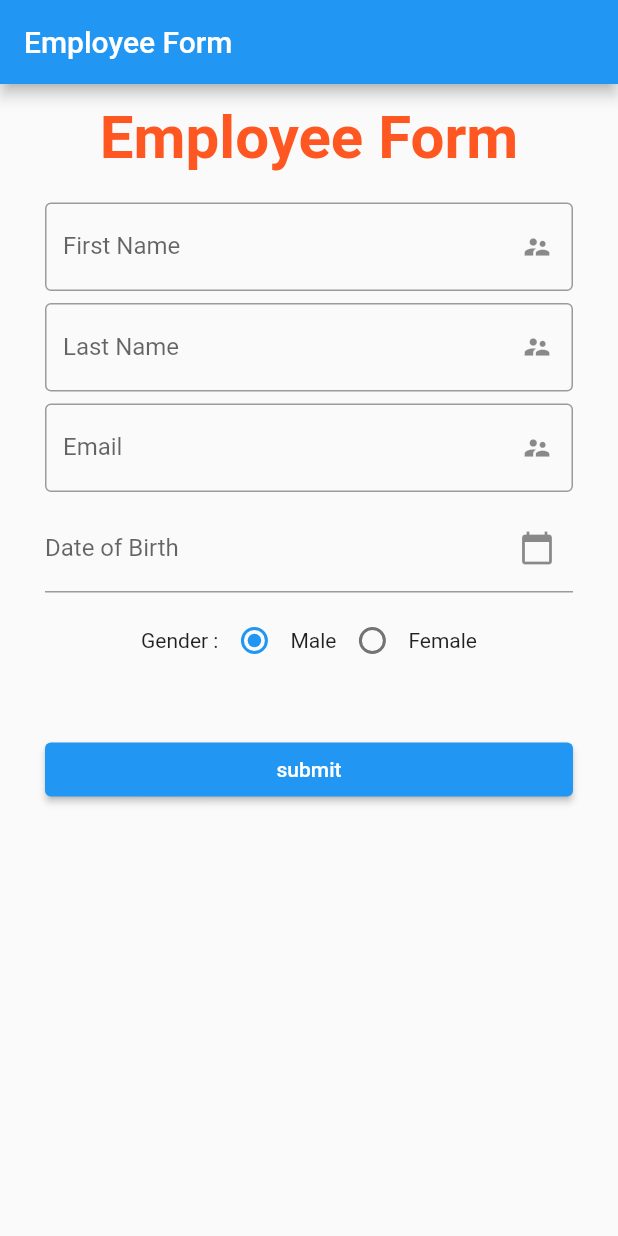
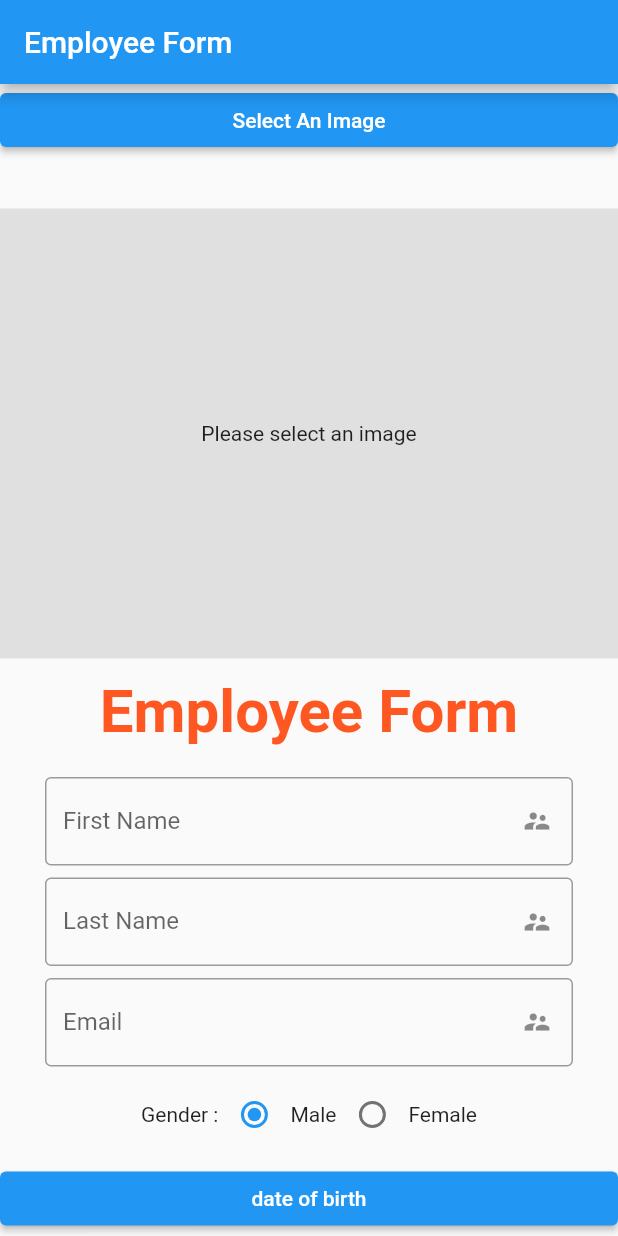
Before and after one commit to saiful-j2ee/flutter_hr, a Flutter app: the screen it shows after launch, on a phone screen of 412 x 824 dp. Run offline on Flutter 3.47's test engine with Material 2 defaults, Android fonts, the phone set to English and light mode, and no system bars; our stand-ins replace fluttertoast, image_picker; missing offline and left inert: image_picker_for_web.

```diff
--- a/lib/design/employee.dart
+++ b/lib/design/employee.dart
@@ -1,7 +1,7 @@
-
-
-import 'package:flutter/cupertino.dart';
+import 'dart:async';
+import 'dart:io';
 import 'package:flutter/material.dart';
+import 'package:image_picker/image_picker.dart';
 
 class Employee extends StatefulWidget {
   const Employee({Key? key}) : super(key: key);
@@ -11,17 +11,53 @@ class Employee extends StatefulWidget {
 }
 
 class _EmployeeState extends State<Employee> {
-  String gender="Male";
+  late File imageFile;
+  File? _image;
+
+  String gender = "Male";
+  String date = "";
+  DateTime selectedDate = DateTime.now();
+
+  final _picker = ImagePicker();
+
+  // Implementing the image picker
+  Future<void> _openImagePicker() async {
+    final XFile? pickedImage =
+        await _picker.pickImage(source: ImageSource.gallery);
+    if (pickedImage != null) {
+      setState(() {
+        _image = File(pickedImage.path);
+      });
+    }
+  }
+
   @override
   Widget build(BuildContext context) {
-
     var _dateOfBirthController;
     return Scaffold(
-      appBar: AppBar(title: Text("Employee Form",textAlign: TextAlign.center,),
+        appBar: AppBar(
+          title: Text(
+            "Employee Form",
+            textAlign: TextAlign.center,
           ),
-        body:Form(
+        ),
+        body: Form(
           child: ListView(
             children: [
+              ElevatedButton(
+                child: const Text('Select An Image'),
+                onPressed: _openImagePicker,
+              ),
+              const SizedBox(height: 35),
+              Container(
+                alignment: Alignment.center,
+                width: double.infinity,
+                height: 300,
+                color: Colors.grey[300],
+                child: _image != null
+                    ? Image.file(_image!, fit: BoxFit.cover)
+                    : const Text('Please select an image'),
+              ),
               Padding(
                 padding: const EdgeInsets.all(12.0),
                 child: Center(
@@ -29,19 +65,17 @@ class _EmployeeState extends State<Employee> {
                     "Employee Form",
                     style: TextStyle(
                         fontSize: 40,
-                      fontWeight: FontWeight.bold,color:Colors.deepOrange
+                        fontWeight: FontWeight.bold,
+                        color: Colors.deepOrange),
                   ),
                 ),
               ),
-              ),
-
               Padding(
                 padding: const EdgeInsets.only(left: 30.0, right: 30, top: 8),
                 child: TextFormField(
                   // controller: _usernameController,
                   // controller: _usernameController,
                   decoration: InputDecoration(
-
                       suffixIcon: Icon(
                         Icons.supervisor_account_sharp,
                         size: 20.0,
@@ -49,13 +83,13 @@ class _EmployeeState extends State<Employee> {
                       border: OutlineInputBorder(),
                       labelText: "First Name"),
                 ),
-              ),Padding(
+              ),
+              Padding(
                 padding: const EdgeInsets.only(left: 30.0, right: 30, top: 8),
                 child: TextFormField(
                   // controller: _usernameController,
                   // controller: _usernameController,
                   decoration: InputDecoration(
-
                       suffixIcon: Icon(
                         Icons.supervisor_account_sharp,
                         size: 20.0,
@@ -63,13 +97,13 @@ class _EmployeeState extends State<Employee> {
                       border: OutlineInputBorder(),
                       labelText: "Last Name"),
                 ),
-              ),Padding(
+              ),
+              Padding(
                 padding: const EdgeInsets.only(left: 30.0, right: 30, top: 8),
                 child: TextFormField(
                   // controller: _usernameController,
                   // controller: _usernameController,
                   decoration: InputDecoration(
-
                       suffixIcon: Icon(
                         Icons.supervisor_account_sharp,
                         size: 20.0,
@@ -79,200 +113,79 @@ class _EmployeeState extends State<Employee> {
                 ),
               ),
               Padding(
-                padding: const EdgeInsets.only(left: 30.0, right: 30, top: 8),
-                child: TextFormField(
-                  controller: _dateOfBirthController,
-                  decoration: InputDecoration(
-                      suffixIcon: IconButton(
-                        icon: Icon(Icons.calendar_today),
-                        onPressed: () => _selectDate(context),
-                      ),
-                      border: UnderlineInputBorder(),
-                      labelText: "Date of Birth"),
-                ),
-              ),
-              Padding(
-
                 padding: const EdgeInsets.all(8.0),
                 child: Row(
                   mainAxisAlignment: MainAxisAlignment.center,
                   children: [
-
-                    Text("Gender :",textAlign: TextAlign.justify,),
+                    Text(
+                      "Gender :",
+                      textAlign: TextAlign.justify,
+                    ),
                     Row(
                       children: [
-                        Radio(value: "Male", groupValue: gender, onChanged: (val){
-                          gender=val.toString();
+                        Radio(
+                            value: "Male",
+                            groupValue: gender,
+                            onChanged: (val) {
+                              gender = val.toString();
                               print(val);
-                          setState(() {
-
-                          });
+                              setState(() {});
                             }),
                         Text("Male"),
                       ],
                     ),
                     Row(
                       children: [
-                        Radio(value: "Female", groupValue: gender, onChanged: (val){
-                          gender=val.toString();
+                        Radio(
+                            value: "Female",
+                            groupValue: gender,
+                            onChanged: (val) {
+                              gender = val.toString();
                               print(val);
-                          setState(() {
-
-                          });
+                              setState(() {});
                             }),
                         Text("Female"),
                       ],
                     ),
                   ],
                 ),
-
               ),
-
-
-
-
-
-
-
-
-
-
-
-              //
-              // Padding(
-              //   padding: const EdgeInsets.only(left: 30.0, right: 30, top: 8),
-              //   child: TextFormField(
-              //    // controller: _usernameController,
-              //     // controller: _usernameController,
-              //     decoration: InputDecoration(
-              //
-              //         suffixIcon: Icon(
-              //           Icons.supervisor_account_sharp,
-              //           size: 20.0,
-              //         ),
-              //         border: OutlineInputBorder(),
-              //         labelText: "Username"),
-              //   ),
-              // ),Padding(
-              //   padding: const EdgeInsets.only(left: 30.0, right: 30, top: 8),
-              //   child: TextFormField(
-              //    // controller: _usernameController,
-              //     // controller: _usernameController,
-              //     decoration: InputDecoration(
-              //
-              //         suffixIcon: Icon(
-              //           Icons.supervisor_account_sharp,
-              //           size: 20.0,
-              //         ),
-              //         border: OutlineInputBorder(),
-              //         labelText: "Username"),
-              //   ),
-              // ),Padding(
-              //   padding: const EdgeInsets.only(left: 30.0, right: 30, top: 8),
-              //   child: TextFormField(
-              //    // controller: _usernameController,
-              //     // controller: _usernameController,
-              //     decoration: InputDecoration(
-              //
-              //         suffixIcon: Icon(
-              //           Icons.supervisor_account_sharp,
-              //           size: 20.0,
-              //         ),
-              //         border: OutlineInputBorder(),
-              //         labelText: "Username"),
-              //   ),
-              // ),Padding(
-              //   padding: const EdgeInsets.only(left: 30.0, right: 30, top: 8),
-              //   child: TextFormField(
-              //    // controller: _usernameController,
-              //     // controller: _usernameController,
-              //     decoration: InputDecoration(
-              //
-              //         suffixIcon: Icon(
-              //           Icons.supervisor_account_sharp,
-              //           size: 20.0,
-              //         ),
-              //         border: OutlineInputBorder(),
-              //         labelText: "Username"),
-              //   ),
-              // ),Padding(
-              //   padding: const EdgeInsets.only(left: 30.0, right: 30, top: 8),
-              //   child: TextFormField(
-              //    // controller: _usernameController,
-              //     // controller: _usernameController,
-              //     decoration: InputDecoration(
-              //
-              //         suffixIcon: Icon(
-              //           Icons.supervisor_account_sharp,
-              //           size: 20.0,
-              //         ),
-              //         border: OutlineInputBorder(),
-              //         labelText: "Username"),
-              //   ),
-              // ),Padding(
-              //   padding: const EdgeInsets.only(left: 30.0, right: 30, top: 8),
-              //   child: TextFormField(
-              //    // controller: _usernameController,
-              //     // controller: _usernameController,
-              //     decoration: InputDecoration(
-              //
-              //         suffixIcon: Icon(
-              //           Icons.supervisor_account_sharp,
-              //           size: 20.0,
-              //         ),
-              //         border: OutlineInputBorder(),
-              //         labelText: "Username"),
-              //   ),
-              // ),
-              // Padding(
-              //   padding: const EdgeInsets.only(left: 30.0, right: 30, top: 8),
-              //   child: TextFormField(
-              //    // controller: _emailController,
-              //     // controller: _emailController,
-              //     decoration: InputDecoration(
-              //         suffixIcon: Icon(
-              //           Icons.mark_email_read,
-              //           size: 20.0,
-              //         ),
-              //         border: OutlineInputBorder(),
-              //         labelText: "Email"),
-              //   ),
-              // ),
-              // Padding(
-              //   padding: const EdgeInsets.only(left: 30.0, right: 30, top: 8),
-              //   child: TextFormField(
-              //   //  controller: _passwordController,
-              //     // controller: _passwordController,
-              //     decoration: InputDecoration(
-              //         suffixIcon: Icon(
-              //           Icons.password,
-              //           size: 20.0,
-              //         ),
-              //         border: OutlineInputBorder(),
-              //         labelText: "Password"),
-              //   ),
-              // ),
-
+              ElevatedButton(
+                onPressed: () {
+                  _selectDate(context);
+                },
+                child: Text("date of birth"),
+              ),
+              Text(
+                  "${selectedDate.day}/${selectedDate.month}/${selectedDate.year}"),
               Padding(
                 padding: const EdgeInsets.all(30.0),
-
                 child: ElevatedButton(
                     onPressed: () {
-
                       //employeeForm();
-                      Navigator.push(
-                        context,
-                        MaterialPageRoute(builder: (context) => home()),
-                      );
+                      // Navigator.push(
+                      //   context,
+                      //   // MaterialPageRoute(builder: (context) => home()),
+                      // );
                       // save();
                     },
                     child: Text("submit")),
               ),
             ],
           ),
-        )
-    );
+        ));
   }
 
-  home() {}
+  _selectDate(BuildContext context) async {
+    final DateTime? selected = await showDatePicker(
+      context: context,
+      initialDate: selectedDate,
+      firstDate: DateTime(2010),
+      lastDate: DateTime(2025),
+    );
+    if (selected != null && selected != selectedDate)
+      setState(() {
+        selectedDate = selected;
+      });
   }
+}
--- a/pubspec.yaml
+++ b/pubspec.yaml
@@ -36,8 +36,9 @@ dependencies:
 
   # The following adds the Cupertino Icons font to your application.
   # Use with the CupertinoIcons class for iOS style icons.
-  image_picker: ^0.8.4+10
+
   get: ^4.6.1
+  image_picker: ^0.8.4+11
 
 dev_dependencies:
   flutter_test:
```
Also changed, not shown: pubspec.lock. Lines whose indentation alone changed are shown as unchanged.
